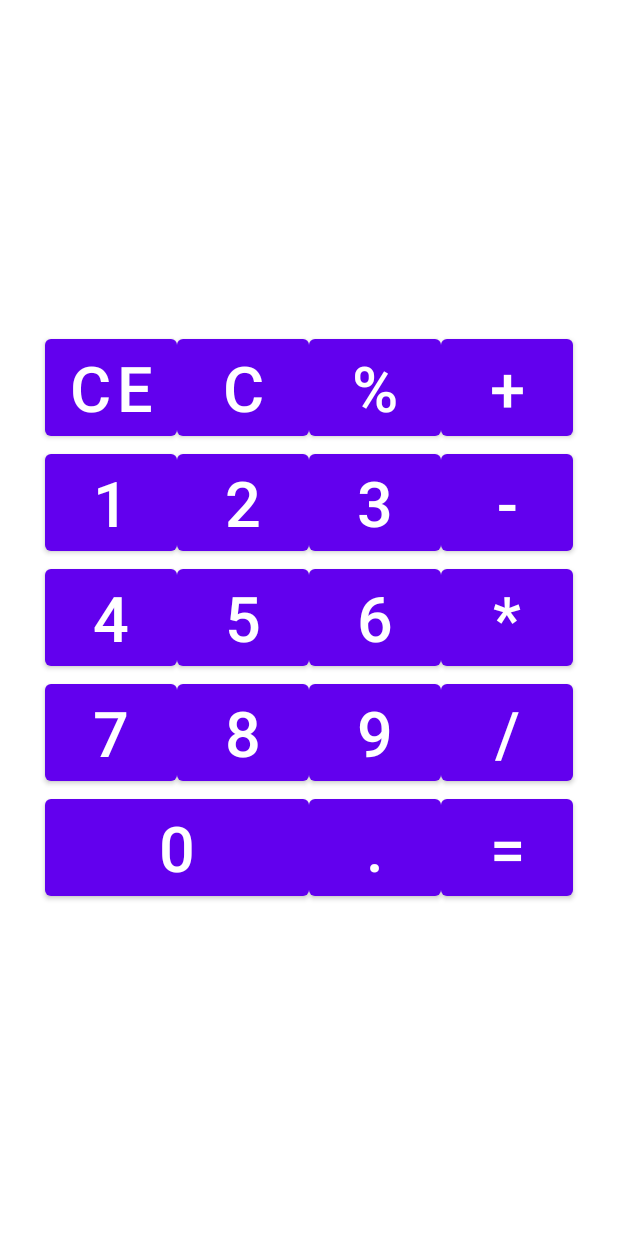
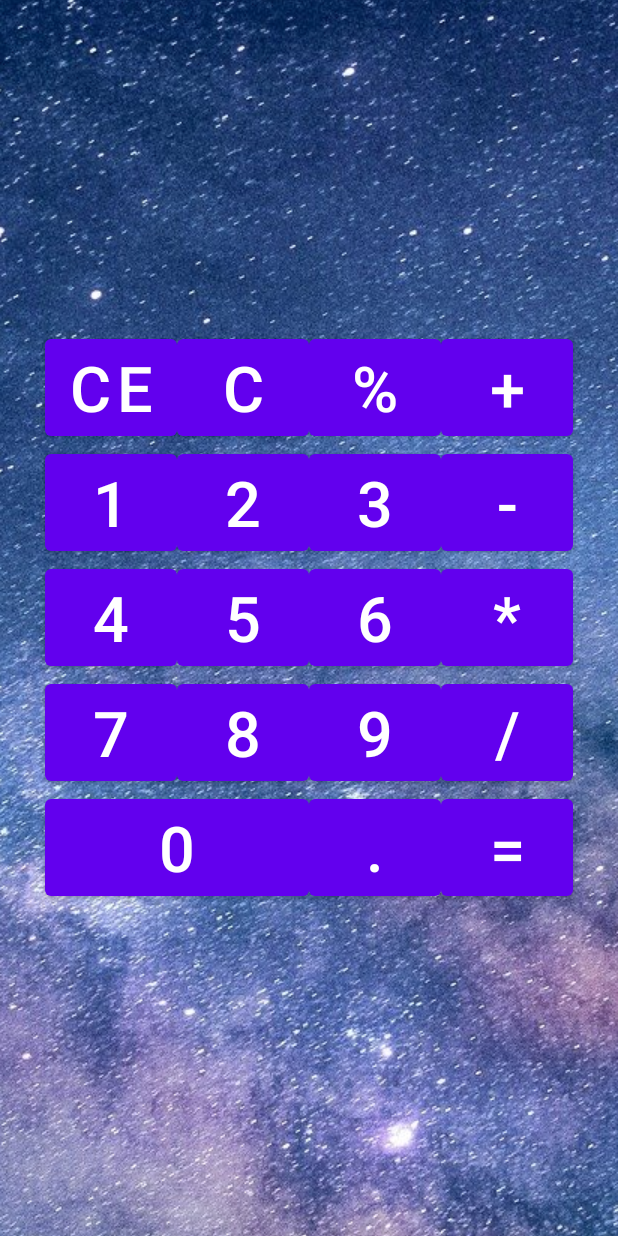
Before and after one commit to MariLeva/calculator_Android, an Android app: the layout activity_main.xml on its own in the app's theme, with its tools: preview values and no code run, on a phone screen of 412 x 824 dp. Run offline under Robolectric (Android 15) with nearby library versions, the phone set to English and light mode, and no system bars.

Commit message:
Добавлен фон экрана и процедура Create

```diff
--- a/app/src/main/java/ru/geekbrains/calcuclatorandroid/MainActivity.java
+++ b/app/src/main/java/ru/geekbrains/calcuclatorandroid/MainActivity.java
@@ -11,6 +11,10 @@ import android.widget.TextView;
 import ru.geekbrains.calcuclatorandroid.R;
 
 public class MainActivity extends AppCompatActivity {
-
+    @Override
+    protected void onCreate(Bundle savedInstanceState) {
+        super.onCreate(savedInstanceState);
+        setContentView(R.layout.activity_main);
+    }
 
 }
--- a/app/src/main/res/layout/activity_main.xml
+++ b/app/src/main/res/layout/activity_main.xml
@@ -5,6 +5,14 @@
     android:layout_width="match_parent"
     android:layout_height="match_parent"
     tools:context=".MainActivity">
+
+    <androidx.appcompat.widget.AppCompatImageView
+        android:id="@+id/image"
+        android:layout_width="match_parent"
+        android:layout_height="wrap_content"
+        android:scaleType="center"
+        app:srcCompat="@drawable/astronomy"
+        tools:ignore="MissingConstraints"/>
     <include
         layout="@layout/keyboard_table"
         android:layout_width="match_parent"
--- a/app/src/main/res/layout/keyboard_table.xml
+++ b/app/src/main/res/layout/keyboard_table.xml
@@ -1,18 +1,21 @@
 <?xml version="1.0" encoding="utf-8"?>
 <TableLayout xmlns:android="http://schemas.android.com/apk/res/android"
-    android:layout_width="match_parent" android:layout_height="match_parent"
+    android:layout_width="match_parent"
+    android:layout_height="match_parent"
+    xmlns:app="http://schemas.android.com/apk/res-auto"
     android:layout_columnSpan="4"
     android:gravity="center"
     android:orientation="horizontal">
     <TableRow
         android:layout_width="match_parent" android:layout_height="match_parent"
         android:gravity="center">
+
         <Button
             android:id="@+id/button_CE"
+            android:layout_width="wrap_content"
             android:layout_height="wrap_content"
-            android:layout_width="wrap_content"
-            android:textSize="@dimen/button_text"
-            android:text="@string/button_CE"/>
+            android:text="@string/button_CE"
+            android:textSize="@dimen/button_text" />
         <Button
             android:id="@+id/button_C"
             android:layout_height="wrap_content"
```
Also changed, not shown: app/src/main/res/drawable/astronomy.jpg (added), app/src/main/res/drawable/panda.jpg (added).
